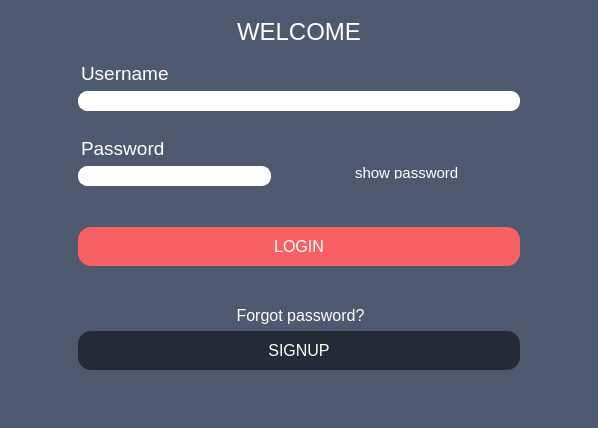
Old version of the form src/client/gui/ui/login.ui in the repository aleoli/Shared-Editor.
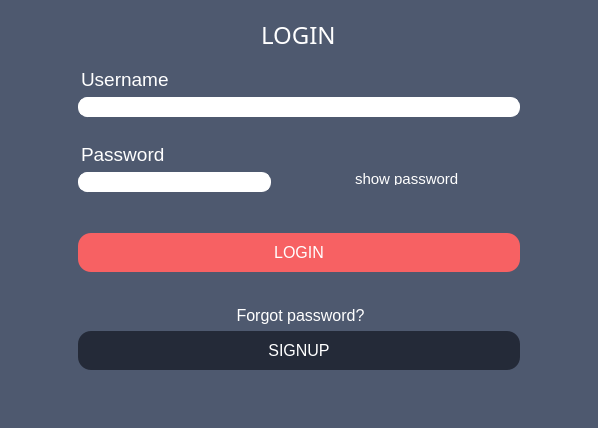
New version of the form. Icons and pictures are not drawn.

```diff
--- a/src/client/gui/ui/login.ui
+++ b/src/client/gui/ui/login.ui
@@ -57,7 +57,7 @@
 };</string>
                </property>
                <property name="text">
-                <string>&lt;html&gt;&lt;head/&gt;&lt;body&gt;&lt;p&gt;&lt;span style=&quot; font-size:18pt; color:#ffffff;&quot;&gt;WELCOME&lt;/span&gt;&lt;/p&gt;&lt;/body&gt;&lt;/html&gt;</string>
+                <string>&lt;html&gt;&lt;head/&gt;&lt;body&gt;&lt;p&gt;&lt;span style=&quot; font-size:18pt; font-weight:600; font: segoe ui emoji; color:#ffffff;&quot;&gt;LOGIN&lt;/span&gt;&lt;/p&gt;&lt;/body&gt;&lt;/html&gt;</string>
                </property>
               </widget>
              </item>
```
Left out of the diff: 40 changed lines with no effect on the pictures.
